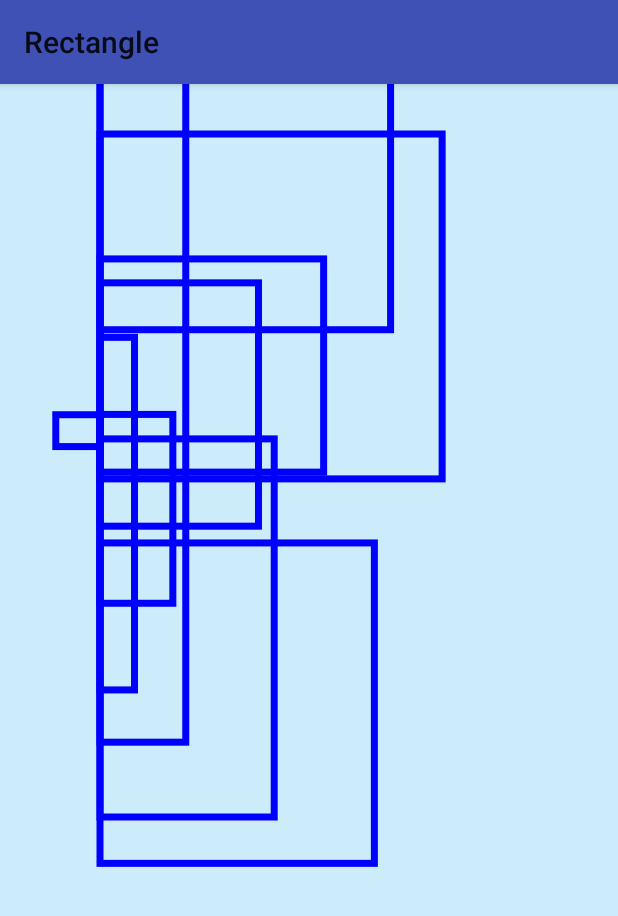
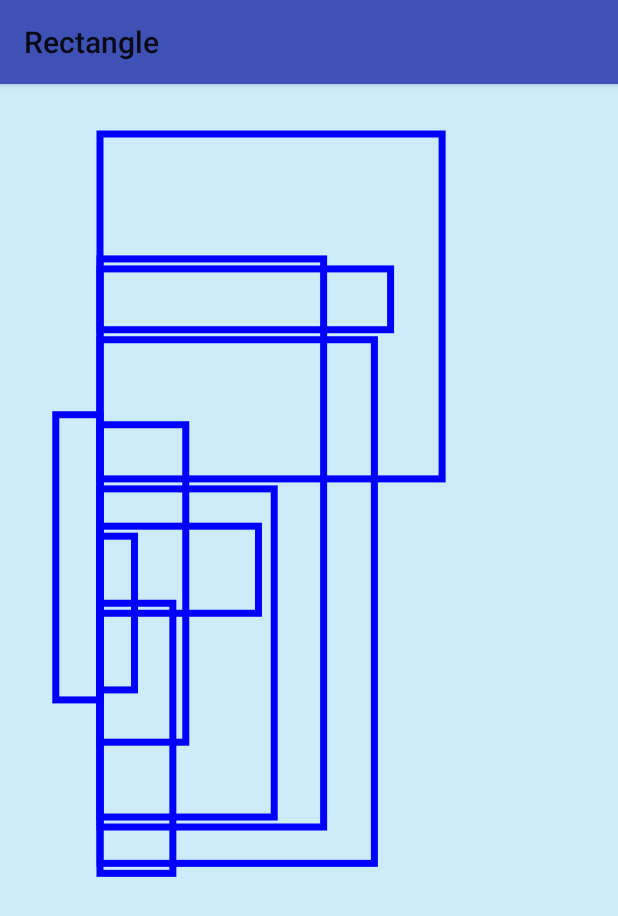
Before and after one commit to IrynaEngels/rectangle, an Android app: the screen it shows after launch (MainActivity), on a phone screen of 412 x 824 dp. Shown: the top 916 px of the screen. Run offline under Robolectric (Android 15) with nearby library versions, the phone set to English and light mode, and no system bars.

Commit message:
onDraw method

```diff
--- a/app/src/main/java/com/example/kapusta/rectangle/view/MyView.java
+++ b/app/src/main/java/com/example/kapusta/rectangle/view/MyView.java
@@ -62,9 +62,11 @@ public class MyView extends View {
             p.setStyle(Paint.Style.STROKE);
             rect.getmRectf().left = 100;
             rect.getmRectf().top = x;
+            rect.getmRectf().right = rect.getmRectf().left + rect.getmRectf().width();
+            rect.getmRectf().bottom = x + rect.getmRectf().height();
 
             canvas.drawRect(rect.getmRectf(), p);
-            x=rect.getmRectf().height()+10;
+            x+=rect.getmRectf().height()+10;
         }
 
     }
```
